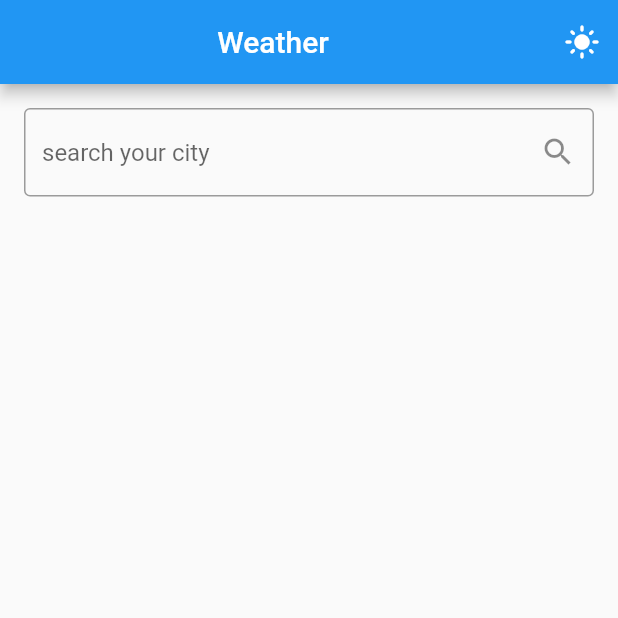
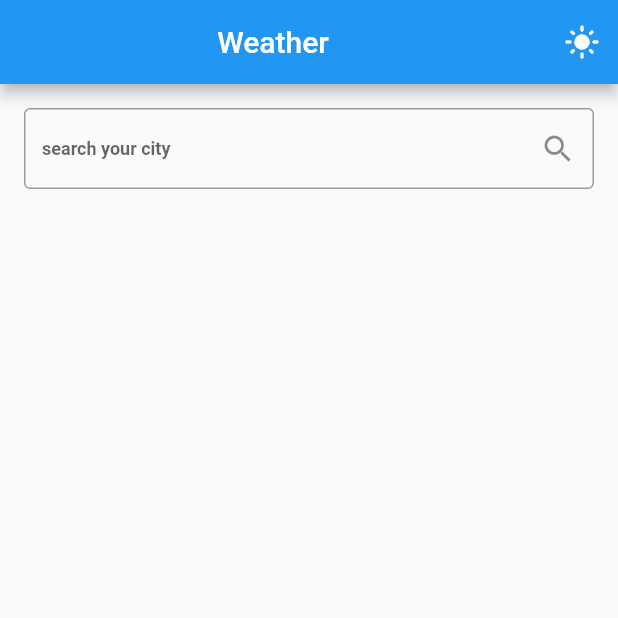
Before and after one commit to baraaaljabban/weather_mobile_app, a Flutter app: the screen it shows after launch, on a phone screen of 412 x 824 dp, the top half of it. Run offline on Flutter 3.47's test engine with Material 2 defaults, Android fonts, the phone set to English and light mode, and no system bars; drawn by our look-alikes of pull_to_refresh; our stand-ins replace bloc, connectivity, dartz, flutter_bloc, get_it, weather_icons; missing offline and left inert: data_connection_checker_tv; Roboto replaces fonts that are missing (Georgia).

Commit message:
Finish the Vertical UI and Implement APP DEFAULT TEXT STYLE THEMING and use it in the all app

```diff
--- a/lib/app.dart
+++ b/lib/app.dart
@@ -24,12 +24,32 @@ class _AppState extends State<App> {
       ],
       child: MaterialApp(
         theme: ThemeData(
-          brightness: dayMode ? Brightness.dark : Brightness.light,
+          brightness: Brightness.light,
+          fontFamily: 'Georgia',
+          textTheme: const TextTheme(
+            headline1: TextStyle(fontWeight: FontWeight.bold, fontSize: 22),
+            headline2: TextStyle(fontWeight: FontWeight.w700, fontSize: 14),
+            headline3: TextStyle(fontWeight: FontWeight.bold, fontSize: 24),
+            bodyText1: TextStyle(fontWeight: FontWeight.bold, fontSize: 16),
+            bodyText2: TextStyle(fontWeight: FontWeight.bold, fontSize: 14),
+            subtitle1: TextStyle(fontWeight: FontWeight.bold, fontSize: 12),
+            subtitle2: TextStyle(fontWeight: FontWeight.bold, fontSize: 10),
+          ),
         ),
         darkTheme: ThemeData(
-          brightness: dayMode ? Brightness.dark : Brightness.light,
+          brightness: Brightness.dark,
+          fontFamily: 'Georgia',
+          textTheme: const TextTheme(
+            headline1: TextStyle(fontWeight: FontWeight.bold, fontSize: 22),
+            headline2: TextStyle(fontWeight: FontWeight.w700, fontSize: 16),
+            headline3: TextStyle(fontWeight: FontWeight.bold, fontSize: 24),
+            bodyText1: TextStyle(fontWeight: FontWeight.bold, fontSize: 16),
+            bodyText2: TextStyle(fontWeight: FontWeight.bold, fontSize: 14),
+            subtitle1: TextStyle(fontWeight: FontWeight.bold, fontSize: 12),
+            subtitle2: TextStyle(fontWeight: FontWeight.bold, fontSize: 10),
+          ),
         ),
-        themeMode: ThemeMode.dark,
+        themeMode: dayMode ? ThemeMode.dark : ThemeMode.light,
         debugShowCheckedModeBanner: false,
         home: Scaffold(
           resizeToAvoidBottomInset: false,
@@ -37,7 +57,6 @@ class _AppState extends State<App> {
             backgroundColor: Colors.blue,
             centerTitle: true,
             actions: [
-
               IconButton(
                 icon: Icon(dayMode ? Icons.nightlight : Icons.light_mode),
                 onPressed: () {
--- a/lib/features/weather/domain/entities/weather_search.dart
+++ b/lib/features/weather/domain/entities/weather_search.dart
@@ -1,3 +1,4 @@
+//nothing is needed from this class to UI
 class WeatherSearch{
 
 }
--- a/lib/features/weather/presentation/pages/weather_page.dart
+++ b/lib/features/weather/presentation/pages/weather_page.dart
@@ -4,6 +4,7 @@ import 'package:pull_to_refresh/pull_to_refresh.dart';
 import 'package:weather/features/common/snack_bar.dart';
 import 'package:weather/features/weather/export_weather_feature.dart';
 import 'package:weather/features/weather/presentation/widgets/horizontal/weather_controller_horizontal.dart';
+import 'package:weather/features/weather/presentation/widgets/vertical/weather_controller_vertical.dart';
 
 class WeatherPage extends StatefulWidget {
   const WeatherPage({Key? key}) : super(key: key);
@@ -38,7 +39,7 @@ class _WeatherPageState extends State<WeatherPage> {
             },
             child: OrientationBuilder(
               builder: (context, orientation) {
-                return orientation == Orientation.landscape ? const WeatherControllerHorizontal() : const WeatherControllerHorizontal();
+                return orientation == Orientation.portrait ? const WeatherControllerHorizontal() : const WeatherControllerVertical();
               },
             ),
           );
```
Also changed, not shown: lib/features/weather/presentation/widgets/horizontal/detailed_weather_controller.dart (+58 -15 lines), lib/features/weather/presentation/widgets/horizontal/weather_days_list_controller.dart (+9 -3 lines), lib/features/weather/presentation/widgets/vertical/vertical_weather_days_list_controller.dart (added, +71 -0 lines), lib/features/weather/presentation/widgets/vertical/weather_controller_vertical.dart (+102 -1 lines).
